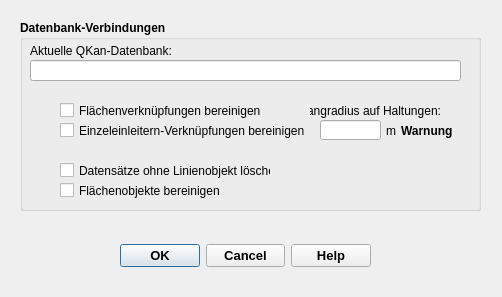
Above: qkan/linkflaechen/res/application_updatelinks.ui from hoettges/QKan before the change. Below: the same form after it.
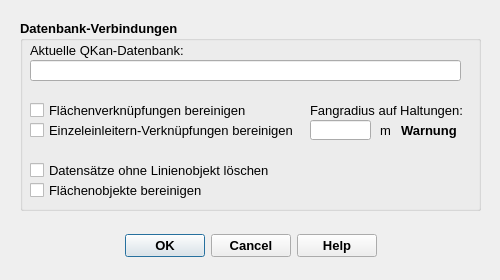
That is the form after the change.

```diff
--- a/qkan/linkflaechen/res/application_updatelinks.ui
+++ b/qkan/linkflaechen/res/application_updatelinks.ui
@@ -6,10 +6,16 @@
    <rect>
     <x>0</x>
     <y>0</y>
-    <width>502</width>
-    <height>297</height>
+    <width>500</width>
+    <height>280</height>
    </rect>
   </property>
+  <property name="minimumSize">
+   <size>
+    <width>500</width>
+    <height>280</height>
+   </size>
+  </property>
   <property name="font">
    <font>
     <family>Tahoma</family>
@@ -21,14 +27,15 @@
   <widget class="QDialogButtonBox" name="button_box">
    <property name="geometry">
     <rect>
-     <x>120</x>
-     <y>240</y>
-     <width>251</width>
+     <x>20</x>
+     <y>230</y>
+     <width>461</width>
      <height>32</height>
     </rect>
    </property>
    <property name="font">
     <font>
+     <family>Tahoma</family>
      <pointsize>10</pointsize>
      <weight>75</weight>
      <bold>true</bold>
@@ -46,6 +53,9 @@
    <property name="standardButtons">
     <set>QDialogButtonBox::Cancel|QDialogButtonBox::Help|QDialogButtonBox::Ok</set>
    </property>
+   <property name="centerButtons">
+    <bool>true</bool>
+   </property>
   </widget>
   <widget class="QGroupBox" name="groupBox">
    <property name="geometry">
@@ -58,6 +68,8 @@
    </property>
    <property name="font">
     <font>
+     <family>Tahoma</family>
+     <pointsize>10</pointsize>
      <weight>75</weight>
      <bold>true</bold>
     </font>
@@ -86,6 +98,7 @@
     <property name="font">
      <font>
       <family>Tahoma</family>
+      <pointsize>10</pointsize>
       <weight>50</weight>
       <bold>false</bold>
      </font>
@@ -127,13 +140,14 @@
      <rect>
       <x>290</x>
       <y>80</y>
-      <width>131</width>
+      <width>161</width>
       <height>21</height>
      </rect>
     </property>
     <property name="font">
      <font>
       <family>Tahoma</family>
+      <pointsize>10</pointsize>
       <weight>50</weight>
       <bold>false</bold>
      </font>
@@ -145,13 +159,13 @@
      <string>Fangradius auf Haltungen:</string>
     </property>
     <property name="alignment">
-     <set>Qt::AlignRight|Qt::AlignTrailing|Qt::AlignVCenter</set>
+     <set>Qt::AlignLeading|Qt::AlignLeft|Qt::AlignVCenter</set>
     </property>
    </widget>
    <widget class="QLineEdit" name="tf_fangradius">
     <property name="geometry">
      <rect>
-      <x>300</x>
+      <x>290</x>
       <y>100</y>
       <width>61</width>
       <height>20</height>
@@ -159,6 +173,8 @@
     </property>
     <property name="font">
      <font>
+      <family>Tahoma</family>
+      <pointsize>10</pointsize>
       <weight>50</weight>
       <bold>false</bold>
      </font>
@@ -167,7 +183,7 @@
    <widget class="QLabel" name="lf_unit_fangradius">
     <property name="geometry">
      <rect>
-      <x>366</x>
+      <x>360</x>
       <y>100</y>
       <width>21</width>
       <height>21</height>
@@ -176,6 +192,7 @@
     <property name="font">
      <font>
       <family>Tahoma</family>
+      <pointsize>10</pointsize>
       <weight>50</weight>
       <bold>false</bold>
      </font>
@@ -193,7 +210,7 @@
    <widget class="QCheckBox" name="cb_linkfl">
     <property name="geometry">
      <rect>
-      <x>40</x>
+      <x>10</x>
       <y>80</y>
       <width>261</width>
       <height>21</height>
@@ -202,6 +219,7 @@
     <property name="font">
      <font>
       <family>Tahoma</family>
+      <pointsize>10</pointsize>
       <weight>50</weight>
       <bold>false</bold>
      </font>
@@ -213,7 +231,7 @@
    <widget class="QCheckBox" name="cb_linksw">
     <property name="geometry">
      <rect>
-      <x>40</x>
+      <x>10</x>
       <y>100</y>
       <width>271</width>
       <height>21</height>
@@ -222,6 +240,7 @@
     <property name="font">
      <font>
       <family>Tahoma</family>
+      <pointsize>10</pointsize>
       <weight>50</weight>
       <bold>false</bold>
      </font>
@@ -233,15 +252,16 @@
    <widget class="QCheckBox" name="cb_deleteGeomNone">
     <property name="geometry">
      <rect>
-      <x>40</x>
+      <x>10</x>
       <y>140</y>
-      <width>211</width>
+      <width>251</width>
       <height>21</height>
      </rect>
     </property>
     <property name="font">
      <font>
       <family>Tahoma</family>
+      <pointsize>10</pointsize>
       <weight>50</weight>
       <bold>false</bold>
      </font>
@@ -259,15 +279,16 @@
    <widget class="QCheckBox" name="cb_geomMakeValid">
     <property name="geometry">
      <rect>
-      <x>40</x>
+      <x>10</x>
       <y>160</y>
-      <width>161</width>
+      <width>191</width>
       <height>21</height>
      </rect>
     </property>
     <property name="font">
      <font>
       <family>Tahoma</family>
+      <pointsize>10</pointsize>
       <weight>50</weight>
       <bold>false</bold>
      </font>
@@ -296,6 +317,8 @@
     </property>
     <property name="font">
      <font>
+      <family>Tahoma</family>
+      <pointsize>10</pointsize>
       <weight>75</weight>
       <bold>true</bold>
      </font>
```
Left out of the diff: 2 changed lines with no effect on the pictures.
